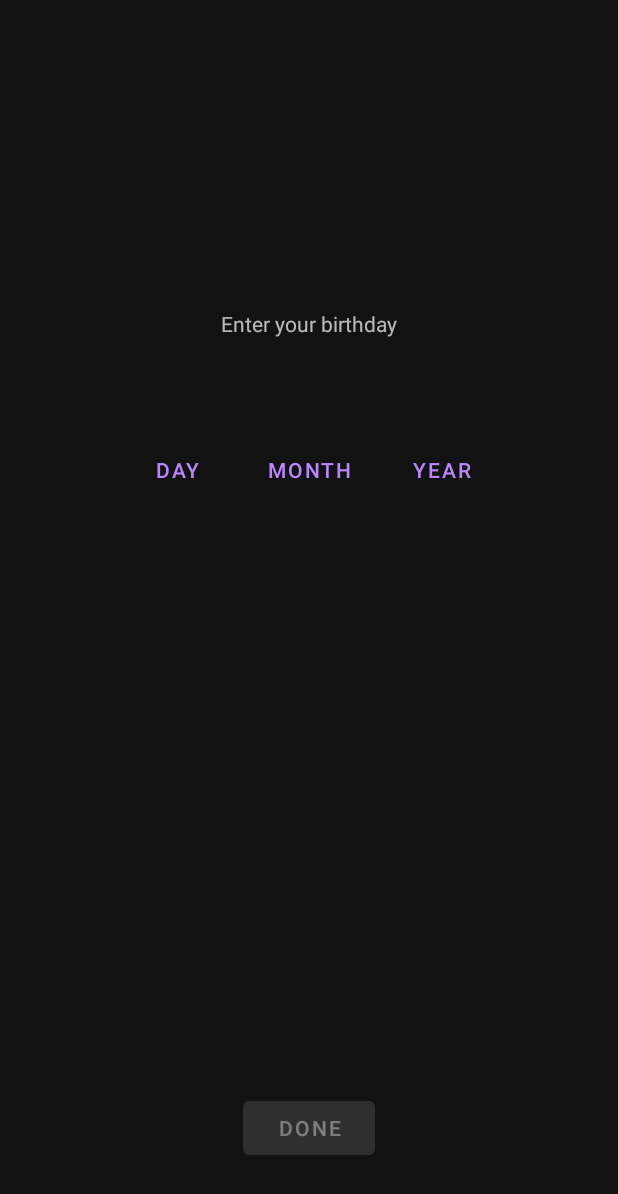
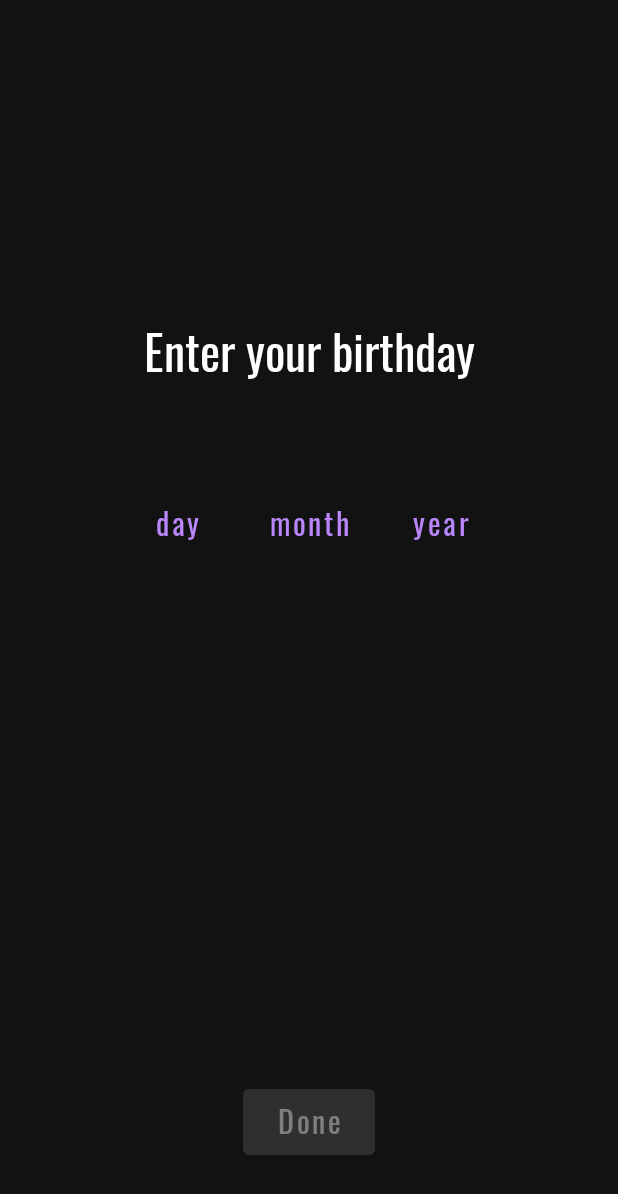
Before and after one commit to dybarsky/age-counter, an Android app: the layout activity_config.xml on its own in the app's theme, with its tools: preview values and no code run, on a phone screen of 412 x 824 dp. Shown: the top 1194 px of the screen. Run offline under Robolectric (Android 15) with nearby library versions, the light colour scheme and no system bars.

Commit message:
Small layout changes

```diff
--- a/app/src/main/AndroidManifest.xml
+++ b/app/src/main/AndroidManifest.xml
@@ -7,8 +7,9 @@
 
     <application
         android:name=".App"
+        android:label="@string/app_name"
+        android:theme="@style/AppTheme"
         android:allowBackup="true"
-        android:theme="@style/AppTheme"
         tools:ignore="GoogleAppIndexingWarning,UnusedAttribute"
         tools:replace="android:allowBackup"
         >
@@ -24,6 +25,8 @@
         <activity android:name=".ConfigActivity">
             <intent-filter>
                 <action android:name="android.appwidget.action.APPWIDGET_CONFIGURE"/>
+                <action android:name="android.intent.action.MAIN"/>
+                <category android:name="android.intent.category.LAUNCHER"/>
             </intent-filter>
         </activity>
 
--- a/app/src/main/res/layout/activity_config.xml
+++ b/app/src/main/res/layout/activity_config.xml
@@ -13,6 +13,7 @@
             app:layout_constraintGuide_percent="0.25" />
 
         <TextView
+            style="@style/Title"
             android:id="@+id/title"
             android:layout_width="wrap_content"
             android:layout_height="wrap_content"
@@ -29,6 +30,7 @@
             android:layout_height="wrap_content"
             android:layout_marginTop="64dp"
             android:text="@string/config_day"
+            android:paddingBottom="8dp"
             app:layout_constraintTop_toBottomOf="@id/title"
             app:layout_constraintStart_toStartOf="parent"
             app:layout_constraintEnd_toStartOf="@id/month"
@@ -41,6 +43,7 @@
             android:layout_width="wrap_content"
             android:layout_height="wrap_content"
             android:text="@string/config_month"
+            android:paddingBottom="8dp"
             app:layout_constraintTop_toTopOf="@id/day"
             app:layout_constraintStart_toEndOf="@id/day"
             app:layout_constraintEnd_toStartOf="@id/year"
@@ -52,6 +55,7 @@
             android:layout_width="wrap_content"
             android:layout_height="wrap_content"
             android:text="@string/config_year"
+            android:paddingBottom="8dp"
             app:layout_constraintTop_toTopOf="@id/day"
             app:layout_constraintStart_toEndOf="@id/month"
             app:layout_constraintEnd_toEndOf="parent"
@@ -65,6 +69,7 @@
             android:layout_marginBottom="48dp"
             android:text="@string/config_done"
             android:enabled="false"
+            android:paddingBottom="8dp"
             app:layout_constraintStart_toStartOf="parent"
             app:layout_constraintEnd_toEndOf="parent"
             app:layout_constraintBottom_toBottomOf="parent"
--- a/app/src/main/res/layout/alert_list.xml
+++ b/app/src/main/res/layout/alert_list.xml
@@ -4,8 +4,7 @@
     xmlns:tools="http://schemas.android.com/tools">
     <FrameLayout
         android:layout_width="match_parent"
-        android:layout_height="match_parent"
-        android:padding="24dp">
+        android:layout_height="match_parent">
 
         <androidx.recyclerview.widget.RecyclerView
             android:id="@+id/items"
--- a/app/src/main/res/values/strings.xml
+++ b/app/src/main/res/values/strings.xml
@@ -1,8 +1,9 @@
 <?xml version="1.0" encoding="utf-8"?>
 <resources>
+    <string name="app_name">Age counter</string>
     <string name="config_title">Enter your birthday</string>
     <string name="config_day">day</string>
     <string name="config_month">month</string>
     <string name="config_year">year</string>
-    <string name="config_done">done</string>
+    <string name="config_done">Done</string>
 </resources>
--- a/app/src/main/res/values/styles.xml
+++ b/app/src/main/res/values/styles.xml
@@ -2,24 +2,25 @@
 <resources>
 
     <style name="DateButton" parent="Widget.MaterialComponents.Button.TextButton">
-
+        <item name="android:textSize">20sp</item>
+        <item name="android:textAllCaps">false</item>
+        <item name="android:fontFamily">@font/oswald</item>
     </style>
 
     <style name="MainButton" parent="Widget.MaterialComponents.Button">
-
+        <item name="android:textSize">20sp</item>
+        <item name="android:fontFamily">@font/oswald</item>
+        <item name="android:textAllCaps">false</item>
     </style>
 
     <style name="Title" parent="TextAppearance.AppCompat">
-
-
+        <item name="android:textSize">32sp</item>
+        <item name="android:fontFamily">@font/oswald</item>
     </style>
 
-    <style name="Whole" parent="TextAppearance.AppCompat">
-
-    </style>
-
-    <style name="Fraction" parent="TextAppearance.AppCompat">
-
+    <style name="Item" parent="TextAppearance.AppCompat">
+        <item name="android:textSize">20sp</item>
+        <item name="android:fontFamily">@font/oswald</item>
     </style>
 
 </resources>
--- a/app/src/main/res/values/themes.xml
+++ b/app/src/main/res/values/themes.xml
@@ -1,4 +1,6 @@
 <?xml version="1.0" encoding="utf-8"?>
 <resources>
-    <style name="AppTheme" parent="Theme.MaterialComponents.NoActionBar"></style>
+    <style name="AppTheme" parent="Theme.MaterialComponents.NoActionBar">
+
+    </style>
 </resources>
--- a/buildSrc/src/main/kotlin/Versions.kt
+++ b/buildSrc/src/main/kotlin/Versions.kt
@@ -2,7 +2,7 @@ object Versions {
 
     // Android build tools versions
 
-    const val androidSdkMin = 21
+    const val androidSdkMin = 26
     const val androidSdkCompile = 30
     const val androidSdkTarget = 30
     const val androidBuildTools = "30.0.3"
```
Also changed, not shown: app/src/main/res/layout/item.xml (+18 -5 lines).
